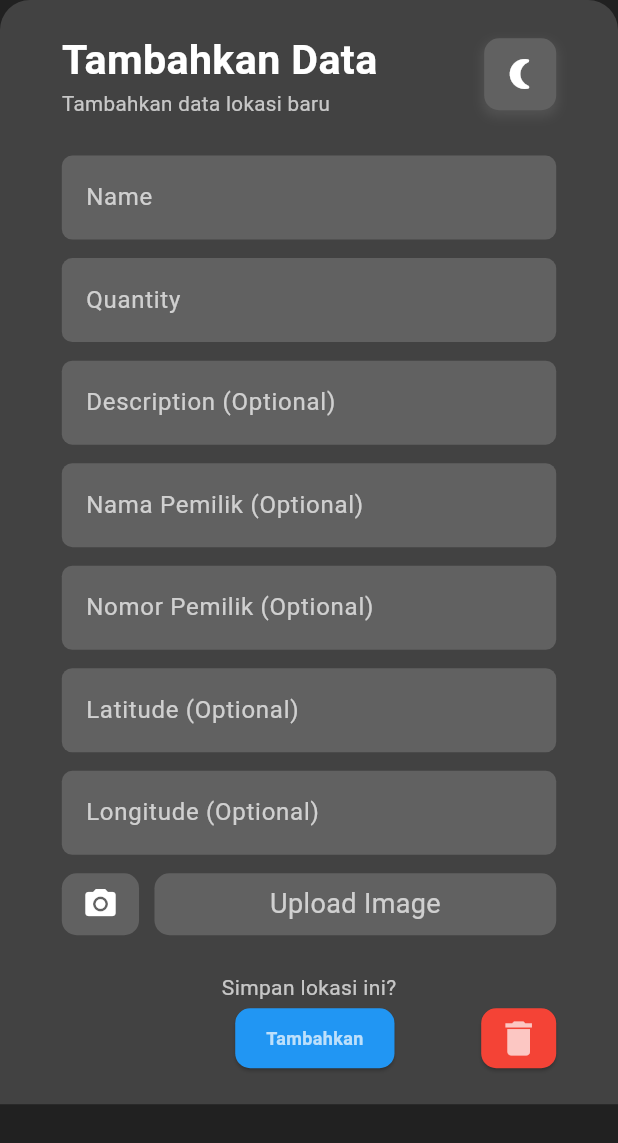
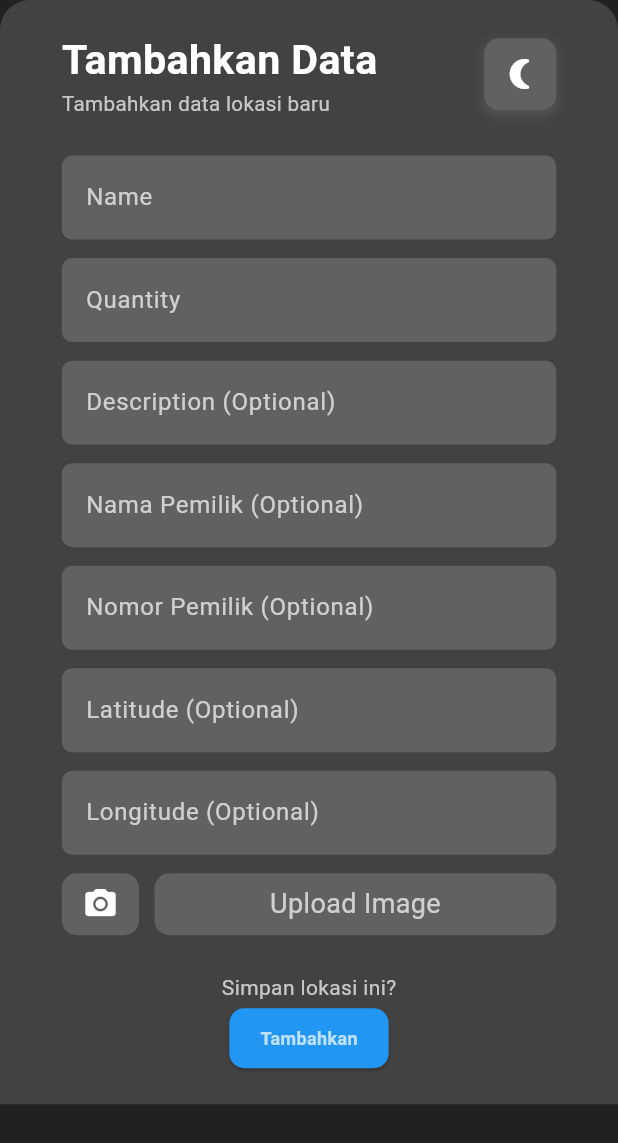
Before and after one commit to izasoerya/bamboo_app, a Flutter app: the ModalBottomSheet widget shown alone on an empty page, opened directly, on a phone screen of 412 x 824 dp. Shown: the top 1143 px of the screen. Run offline on Flutter 3.47's test engine with Material 3 defaults, Android fonts, the phone set to English and light mode, and no system bars; our stand-ins replace device_info_plus, file_picker, flutter_bloc, flutter_dotenv, flutter_screenutil, geolocator and 4 more; accounts and stored records are empty.

Commit message:
ui model delete button

```diff
--- a/lib/src/app/presentation/widgets/organism/modal_bottom_sheet.dart
+++ b/lib/src/app/presentation/widgets/organism/modal_bottom_sheet.dart
@@ -259,7 +259,7 @@ class _ModalBottomSheetState extends State<ModalBottomSheet> {
           text: 'Tambahkan',
         ),
         const Spacer(),
-        DeleteButton(onTap: () {}),
+        widget.uidMarker != null ? DeleteButton(onTap: () {}) : const Spacer(),
       ],
     );
   }
```
